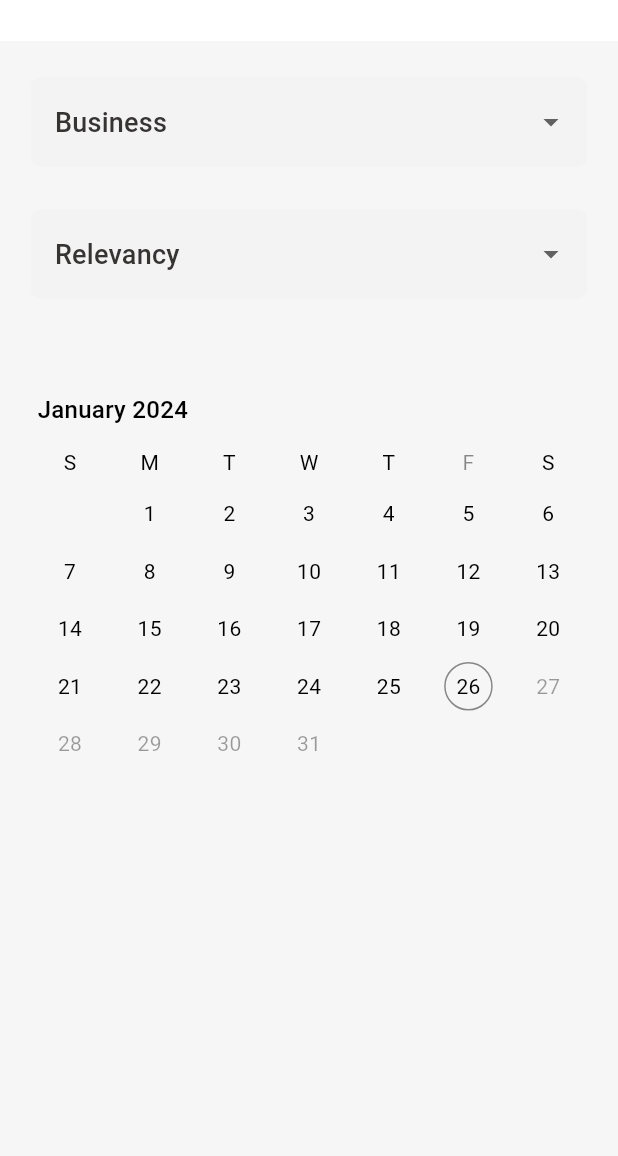
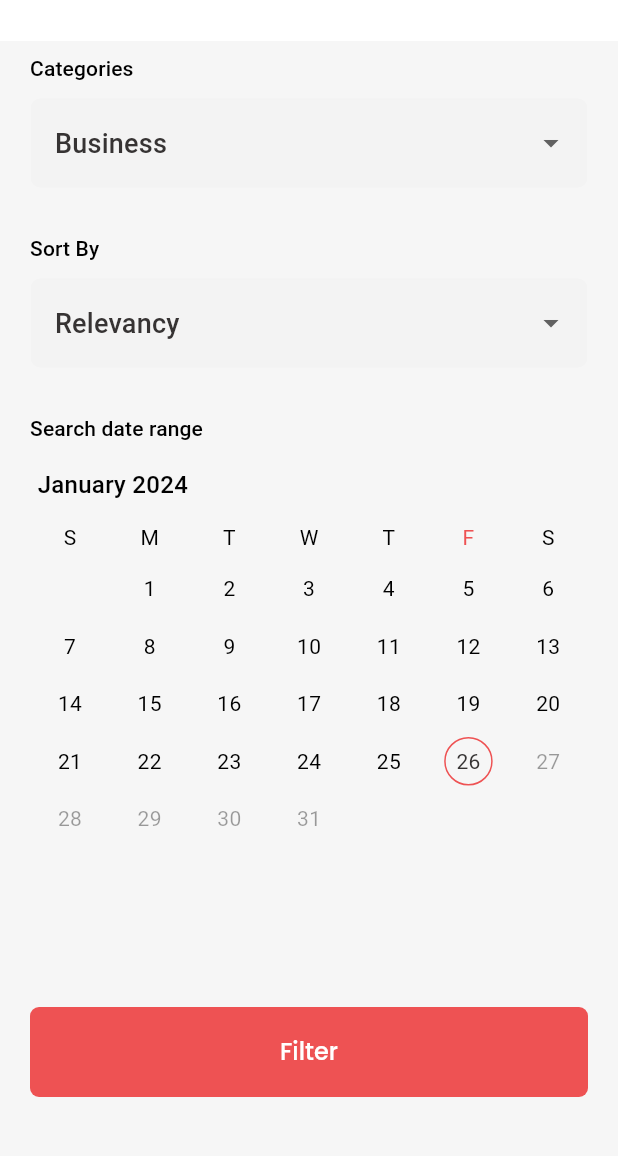
Before and after one commit to Ishara71213/newsapp, a Flutter app: the screen it shows after launch, after a tap on an icon or button, on a phone screen of 412 x 824 dp, the part 79-1235 px from its top. Run offline on Flutter 3.47's test engine with Material 2 defaults, Android fonts, the phone set to English and light mode, and no system bars; drawn by our look-alikes of syncfusion_flutter_datepicker; our stand-ins replace cached_network_image, carousel_slider, equatable, flutter_bloc, flutter_svg, get_it and 2 more; accounts and stored records are empty; network calls fail.

Commit message:
filter screen and settings screen

```diff
--- a/lib/config/environment/environment.dart
+++ b/lib/config/environment/environment.dart
@@ -1,5 +1,5 @@
 class Environment {
-  static String apiKey = "b0c2a6a8921346c6ba23f6ece41a3767";
-  // static String apiKey = "10414afb52e3440fa3de5b5e465765e5";
+  //static String apiKey = "b0c2a6a8921346c6ba23f6ece41a3767";
+  static String apiKey = "10414afb52e3440fa3de5b5e465765e5";
   static String baseUrl = "https://newsapi.org/v2/";
 }
--- a/lib/config/theme/app_theme.dart
+++ b/lib/config/theme/app_theme.dart
@@ -14,6 +14,7 @@ final appThemeData = {
     colorScheme: ColorScheme.light(
       background: LightTheme.kAppBgColor,
       primary: LightTheme.kPrimaryColor,
+      onBackground: LightTheme.kDarkGreyShade,
       secondary: LightTheme.kPrimaryMediumShade,
       primaryContainer: LightTheme.kPrimaryColor,
       tertiary: LightTheme.kDarkGreyShade,
--- a/lib/core/components/app_bar_with_back_btn.dart
+++ b/lib/core/components/app_bar_with_back_btn.dart
@@ -16,6 +16,7 @@ class AppBarWithBackBtn extends StatelessWidget implements PreferredSizeWidget {
         textAlign: TextAlign.center,
       ),
       toolbarHeight: 80,
+      surfaceTintColor: Colors.transparent,
       centerTitle: true,
       elevation: 0,
       leading: IconButton(
--- a/lib/core/utils/di_container.dart
+++ b/lib/core/utils/di_container.dart
@@ -3,6 +3,7 @@ import 'package:newsapp/features/News/data/data_sources/remote/news_remote_datas
 import 'package:newsapp/features/News/data/data_sources/remote/news_remote_datasource_impl.dart';
 import 'package:newsapp/features/News/data/repository_impl/news_repository_impl.dart';
 import 'package:newsapp/features/News/domain/repository/news_repository.dart';
+import 'package:newsapp/features/News/domain/usecases/filter_news_usecase.dart';
 import 'package:newsapp/features/News/domain/usecases/get_news_by_country_usecase.dart';
 import 'package:newsapp/features/News/domain/usecases/get_popular_news_usecase.dart';
 import 'package:newsapp/features/News/presentation/home_screen/bloc/cubit/home_cubit.dart';
@@ -14,6 +15,7 @@ Future<void> init() async {
   sl.registerFactory<HomeCubit>(() => HomeCubit(
         getNewsByCountryUsecase: sl.call(),
         getPopularNewsUsecase: sl.call(),
+        filterNewsUsecase: sl.call(),
       ));
 
   //usecase
@@ -23,6 +25,8 @@ Future<void> init() async {
       () => GetNewsByCountryUsecase(repository: sl.call()));
   sl.registerLazySingleton<GetPopularNewsUsecase>(
       () => GetPopularNewsUsecase(repository: sl.call()));
+  sl.registerLazySingleton<FilterNewsUsecase>(
+      () => FilterNewsUsecase(repository: sl.call()));
 
   //repositories
   sl.registerLazySingleton<NewsRepository>(
--- a/lib/core/widgets/input_widgets/drop_down_widget.dart
+++ b/lib/core/widgets/input_widgets/drop_down_widget.dart
@@ -30,7 +30,7 @@ class DropDownWidget extends StatelessWidget {
     Size size = MediaQuery.of(context).size;
     return SizedBox(
       width: size.width * 0.9,
-      height: 68,
+      height: 64,
       child: Center(
         child: DropdownButtonFormField(
           menuMaxHeight: size.height / 2,
--- /dev/null
+++ b/lib/features/News/domain/usecases/filter_news_usecase.dart
@@ -0,0 +1,14 @@
+import 'package:newsapp/core/utils/filter.dart';
+import 'package:newsapp/features/News/domain/entities/news_article_entity.dart';
+import 'package:newsapp/features/News/domain/repository/news_repository.dart';
+
+class FilterNewsUsecase {
+  final NewsRepository _repository;
+
+  FilterNewsUsecase({required NewsRepository repository})
+      : _repository = repository;
+
+  Future<List<NewsArticleEntity>> call(Filter filter) async {
+    return await _repository.getNewsByCountry(filter);
+  }
+}
--- a/lib/features/News/presentation/filter_screen/screens/filter_screen.dart
+++ b/lib/features/News/presentation/filter_screen/screens/filter_screen.dart
@@ -1,9 +1,12 @@
 import 'package:flutter/material.dart';
+import 'package:flutter_bloc/flutter_bloc.dart';
 import 'package:intl/intl.dart';
 import 'package:newsapp/core/components/app_bar_with_back_btn.dart';
 import 'package:newsapp/core/constants/categories.dart';
 import 'package:newsapp/core/constants/sortby.dart';
+import 'package:newsapp/core/utils/filter.dart';
 import 'package:newsapp/core/widgets/widgets_library.dart';
+import 'package:newsapp/features/News/presentation/home_screen/bloc/cubit/home_cubit.dart';
 import 'package:syncfusion_flutter_datepicker/datepicker.dart';
 
 class FilterScreen extends StatefulWidget {
@@ -72,12 +75,18 @@ class _FilterScreenState extends State<FilterScreen> {
 
   @override
   Widget build(BuildContext context) {
+    Size size = MediaQuery.of(context).size;
+    HomeCubit homeCubit = BlocProvider.of<HomeCubit>(context);
     return Scaffold(
       appBar: const AppBarWithBackBtn(title: "Filter"),
-      body: SingleChildScrollView(
+      body: Stack(
+        children: [
+          SingleChildScrollView(
             child: Column(
               children: [
-            const SizedBox(height: 20),
+                const LabelWidget(
+                  text: 'Categories',
+                ),
                 DropDownWidget(
                   isDecoration: true,
                   items: categoryType,
@@ -89,6 +98,9 @@ class _FilterScreenState extends State<FilterScreen> {
                 ),
                 const SizedBox(
                   height: 20,
+                ),
+                const LabelWidget(
+                  text: 'Sort By',
                 ),
                 DropDownWidget(
                   isDecoration: true,
@@ -102,24 +114,56 @@ class _FilterScreenState extends State<FilterScreen> {
                 const SizedBox(
                   height: 20,
                 ),
+                const LabelWidget(
+                  text: 'Search date range',
+                ),
                 Container(
-              padding: const EdgeInsets.fromLTRB(20.0, 30.0, 20.0, 8.0),
+                  padding: const EdgeInsets.fromLTRB(20.0, 0.0, 20.0, 8.0),
                   child: SfDateRangePicker(
                     enablePastDates: true,
                     minDate: _minDate,
                     maxDate: _maxDate,
                     onSelectionChanged: _onSelectionChanged,
                     selectionMode: DateRangePickerSelectionMode.range,
-                monthCellStyle: const DateRangePickerMonthCellStyle(
-                    todayTextStyle: TextStyle(color: Colors.black)),
-                rangeSelectionColor: Colors.cyan,
-                startRangeSelectionColor: Colors.black45,
-                endRangeSelectionColor: Colors.black45,
-                todayHighlightColor: Colors.black45,
+                    monthCellStyle: DateRangePickerMonthCellStyle(
+                        todayTextStyle: TextStyle(
+                            color: Theme.of(context).colorScheme.onBackground)),
+                    rangeSelectionColor:
+                        Theme.of(context).colorScheme.secondary,
+                    startRangeSelectionColor:
+                        Theme.of(context).colorScheme.primary,
+                    endRangeSelectionColor:
+                        Theme.of(context).colorScheme.primary,
+                    todayHighlightColor: Theme.of(context).colorScheme.primary,
+                  ),
+                ),
+                const SizedBox(
+                  height: 20,
+                ),
+              ],
+            ),
+          ),
+          SizedBox(
+            height: size.height - 100,
+            child: Column(
+              mainAxisAlignment: MainAxisAlignment.end,
+              children: [
+                Padding(
+                  padding: const EdgeInsets.all(20.0),
+                  child: FilledButtonCustom(
+                    initText: "Filter",
+                    onPressed: () async {
+                      Filter filter = Filter(
+                          category: selectedCategoryType,
+                          sortBy: selectedSortByType);
+                      await homeCubit.getAllNewsByCountry(filter: filter);
+                    },
                   ),
                 ),
               ],
             ),
+          )
+        ],
       ),
     );
   }
@@ -138,3 +182,23 @@ class _FilterScreenState extends State<FilterScreen> {
     setState(() {});
   }
 }
+
+class LabelWidget extends StatelessWidget {
+  final String text;
+  const LabelWidget({super.key, required this.text});
+
+  @override
+  Widget build(BuildContext context) {
+    return Padding(
+      padding: const EdgeInsets.symmetric(horizontal: 20, vertical: 8),
+      child: Row(
+        children: [
+          Text(
+            text,
+            style: Theme.of(context).textTheme.labelLarge,
+          ),
+        ],
+      ),
+    );
+  }
+}
--- a/lib/features/News/presentation/home_screen/bloc/cubit/home_cubit.dart
+++ b/lib/features/News/presentation/home_screen/bloc/cubit/home_cubit.dart
@@ -3,7 +3,9 @@ import 'dart:io';
 import 'package:equatable/equatable.dart';
 import 'package:flutter/material.dart';
 import 'package:flutter_bloc/flutter_bloc.dart';
+import 'package:newsapp/core/utils/filter.dart';
 import 'package:newsapp/features/News/domain/entities/news_article_entity.dart';
+import 'package:newsapp/features/News/domain/usecases/filter_news_usecase.dart';
 import 'package:newsapp/features/News/domain/usecases/get_news_by_country_usecase.dart';
 import 'dart:developer' as dev;
 
@@ -15,12 +17,19 @@ part 'home_state.dart';
 class HomeCubit extends Cubit<HomeState> {
   final GetNewsByCountryUsecase getNewsByCountryUsecase;
   final GetPopularNewsUsecase getPopularNewsUsecase;
-  HomeCubit(
-      {required this.getNewsByCountryUsecase,
-      required this.getPopularNewsUsecase})
-      : super(HomeInitial());
+  final FilterNewsUsecase filterNewsUsecase;
+
+  HomeCubit({
+    required this.getNewsByCountryUsecase,
+    required this.getPopularNewsUsecase,
+    required this.filterNewsUsecase,
+  }) : super(HomeInitial());
 
   String errorMsg = "";
+  bool _isFilered = false;
+  bool get isFiltered => _isFilered;
+
+  Filter _filterGlobal = const Filter();
 
   Future<List<Widget>> getAllPopularNews() async {
     List<Widget> result = [];
@@ -31,9 +40,10 @@ class HomeCubit extends Cubit<HomeState> {
           newsEntity: entity,
         ));
       }
+      emit(PopularNewsSuccess());
     } on SocketException catch (e, stacktrace) {
       errorMsg = e.toString();
-      emit(PopularNewsSuccess());
+      emit(PopularNewsFaliure());
       dev.log(e.toString(), name: "ERROR", stackTrace: stacktrace);
     } catch (e, stacktrace) {
       final error = e.toString();
@@ -44,10 +54,21 @@ class HomeCubit extends Cubit<HomeState> {
     return result;
   }
 
-  Future<List<NewsArticleEntity>> getAllNewsByCountry() async {
+  Future<List<NewsArticleEntity>> getAllNewsByCountry({Filter? filter}) async {
     List<NewsArticleEntity> result = [];
     try {
-      result = await getNewsByCountryUsecase.call();
+      if (filter != null) {
+        _isFilered = true;
+        _filterGlobal = filter;
+        result = await filterNewsUsecase.call(_filterGlobal);
+      } else {
+        //to clear filter
+        _filterGlobal = const Filter();
+        _isFilered = false;
+        //search without filter
+        result = await getNewsByCountryUsecase.call();
+      }
+      emit(LoadingSuccess());
     } on SocketException catch (e, stacktrace) {
       errorMsg = e.toString();
       emit(LoadingFaliure());
--- a/lib/features/News/presentation/single_news/screens/single_news_screen.dart
+++ b/lib/features/News/presentation/single_news/screens/single_news_screen.dart
@@ -1,4 +1,5 @@
 import 'package:flutter/material.dart';
+import 'package:newsapp/core/components/app_bar_with_back_btn.dart';
 
 class SingleNewsScreen extends StatefulWidget {
   const SingleNewsScreen({super.key});
@@ -10,6 +11,48 @@ class SingleNewsScreen extends StatefulWidget {
 class _SingleNewsScreenState extends State<SingleNewsScreen> {
   @override
   Widget build(BuildContext context) {
-    return const Placeholder();
+    return Scaffold(
+      appBar: const AppBarWithBackBtn(title: "Filter"),
+      body: Column(
+        children: [
+          Text(
+            "This is the title",
+            style: Theme.of(context).textTheme.displayLarge,
+          ),
+          Column(
+            children: [
+              Text(
+                "By Wyre Davise",
+                style: Theme.of(context).textTheme.displayLarge,
+              ),
+              Text(
+                "CNN News | USA",
+                style: Theme.of(context).textTheme.displaySmall,
+              ),
+              divider(),
+              Row(
+                children: [
+                  Text(
+                    "nacncnkjanckjnkjacnkjanckjasnkjnaj",
+                    style: Theme.of(context).textTheme.bodyMedium,
+                  )
+                ],
+              )
+            ],
+          ),
+        ],
+      ),
+    );
+  }
+
+  Widget divider() {
+    return const Padding(
+      padding: EdgeInsets.symmetric(horizontal: 6.0),
+      child: Divider(
+        color: Color.fromARGB(255, 228, 228, 228),
+        indent: 10,
+        endIndent: 10,
+      ),
+    );
   }
 }
--- a/lib/main.dart
+++ b/lib/main.dart
@@ -34,7 +34,7 @@ class NewsApp extends StatelessWidget {
             darkTheme: appThemeData[AppTheme.dark],
             initialRoute: RouteConst.homeScreen,
             onGenerateRoute: OnGenerateRoute.route,
-            themeMode: ThemeMode.light,
+            themeMode: state,
             home: null,
           );
         },
```
Lines whose indentation alone changed are shown as unchanged.
